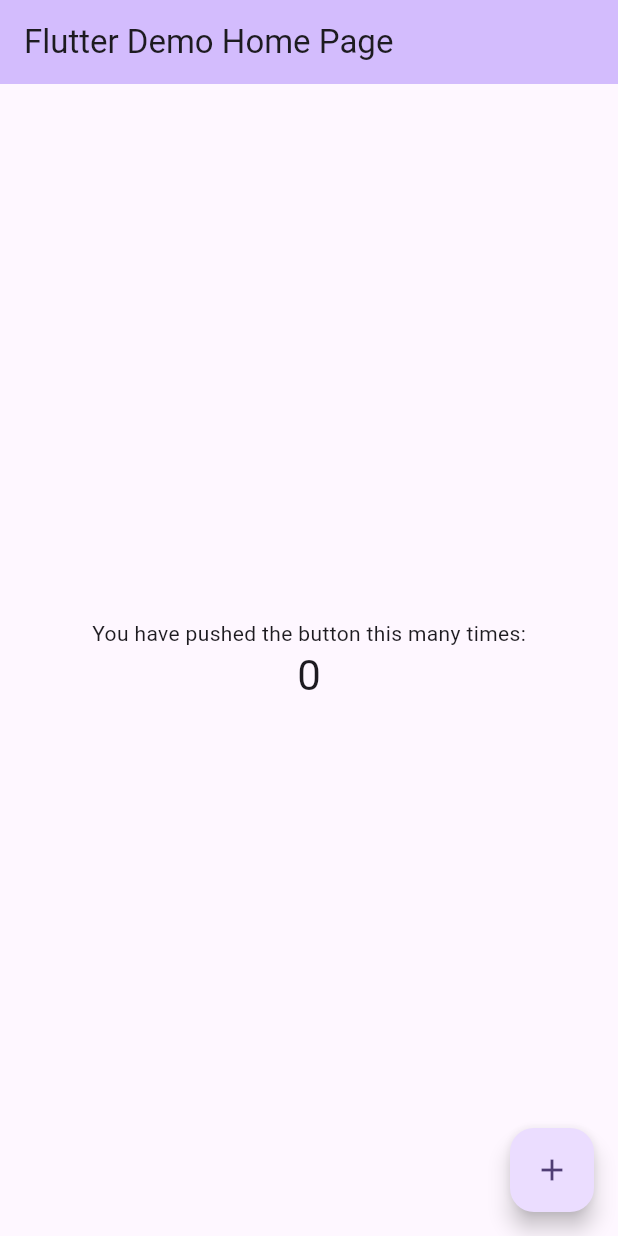
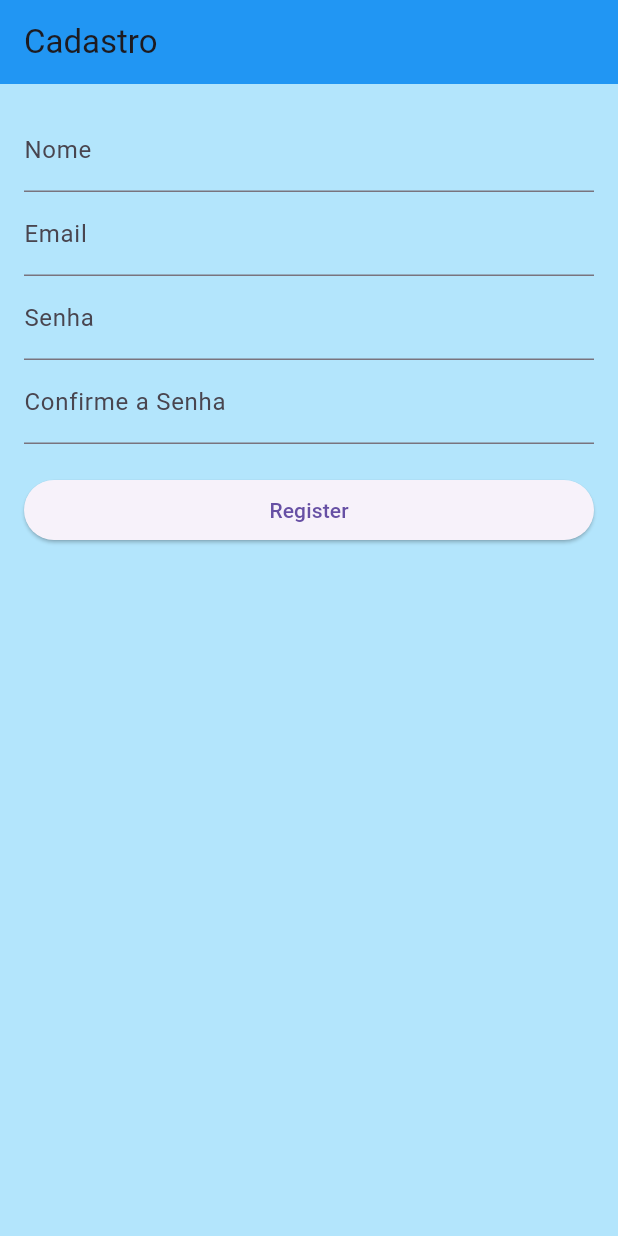
Before and after one commit to SouzaLipes/puc_fit_trabalho_moba, a Flutter app: the screen it shows after launch, on a phone screen of 412 x 824 dp. Run offline on Flutter 3.47's test engine with Material 3 defaults, Android fonts, the phone set to English and light mode, and no system bars.

Commit message:
Update cadastro.dart
Criação e inclusão de tela de cadastro, com as informações como nome, e-mail, e senha.

```diff
--- a/puc_fit/lib/main.dart
+++ b/puc_fit/lib/main.dart
@@ -1,125 +1,103 @@
 import 'package:flutter/material.dart';
 
 void main() {
-  runApp(const MyApp());
+  runApp(MaterialApp(
+    home: RegisterPage(),
+  ));
 }
 
-class MyApp extends StatelessWidget {
-  const MyApp({super.key});
-
-  // This widget is the root of your application.
+class RegisterPage extends StatefulWidget {
   @override
-  Widget build(BuildContext context) {
-    return MaterialApp(
-      title: 'Flutter Demo',
-      theme: ThemeData(
-        // This is the theme of your application.
-        //
-        // TRY THIS: Try running your application with "flutter run". You'll see
-        // the application has a purple toolbar. Then, without quitting the app,
-        // try changing the seedColor in the colorScheme below to Colors.green
-        // and then invoke "hot reload" (save your changes or press the "hot
-        // reload" button in a Flutter-supported IDE, or press "r" if you used
-        // the command line to start the app).
-        //
-        // Notice that the counter didn't reset back to zero; the application
-        // state is not lost during the reload. To reset the state, use hot
-        // restart instead.
-        //
-        // This works for code too, not just values: Most code changes can be
-        // tested with just a hot reload.
-        colorScheme: ColorScheme.fromSeed(seedColor: Colors.deepPurple),
-        useMaterial3: true,
-      ),
-      home: const MyHomePage(title: 'Flutter Demo Home Page'),
-    );
-  }
+  _RegisterPageState createState() => _RegisterPageState();
 }
 
-class MyHomePage extends StatefulWidget {
-  const MyHomePage({super.key, required this.title});
+class _RegisterPageState extends State<RegisterPage> {
+  final _formKey = GlobalKey<FormState>();
+  final TextEditingController _passwordController = TextEditingController();
+  final TextEditingController _confirmPasswordController = TextEditingController();
 
-  // This widget is the home page of your application. It is stateful, meaning
-  // that it has a State object (defined below) that contains fields that affect
-  // how it looks.
+  String? _validatePassword(String? value) {
+    if (value == null || value.isEmpty) {
+      return 'Por favor, insira a senha';
+    }
+    if (value.length < 6) {
+      return 'A senha deve ter pelo menos 6 caracteres';
+    }
+    return null;
+  }
 
-  // This class is the configuration for the state. It holds the values (in this
-  // case the title) provided by the parent (in this case the App widget) and
-  // used by the build method of the State. Fields in a Widget subclass are
-  // always marked "final".
-
-  final String title;
-
-  @override
-  State<MyHomePage> createState() => _MyHomePageState();
-}
-
-class _MyHomePageState extends State<MyHomePage> {
-  int _counter = 0;
-
-  void _incrementCounter() {
-    setState(() {
-      // This call to setState tells the Flutter framework that something has
-      // changed in this State, which causes it to rerun the build method below
-      // so that the display can reflect the updated values. If we changed
-      // _counter without calling setState(), then the build method would not be
-      // called again, and so nothing would appear to happen.
-      _counter++;
-    });
+  String? _validateConfirmPassword(String? value) {
+    if (value != _passwordController.text) {
+      return 'As senhas não coincidem';
+    }
+    return null;
   }
 
   @override
   Widget build(BuildContext context) {
-    // This method is rerun every time setState is called, for instance as done
-    // by the _incrementCounter method above.
-    //
-    // The Flutter framework has been optimized to make rerunning build methods
-    // fast, so that you can just rebuild anything that needs updating rather
-    // than having to individually change instances of widgets.
     return Scaffold(
+      backgroundColor: Colors.lightBlue[100],
       appBar: AppBar(
-        // TRY THIS: Try changing the color here to a specific color (to
-        // Colors.amber, perhaps?) and trigger a hot reload to see the AppBar
-        // change color while the other colors stay the same.
-        backgroundColor: Theme.of(context).colorScheme.inversePrimary,
-        // Here we take the value from the MyHomePage object that was created by
-        // the App.build method, and use it to set our appbar title.
-        title: Text(widget.title),
+        title: const Text('Cadastro'),
+        backgroundColor: Colors.blue[500],
       ),
-      body: Center(
-        // Center is a layout widget. It takes a single child and positions it
-        // in the middle of the parent.
-        child: Column(
-          // Column is also a layout widget. It takes a list of children and
-          // arranges them vertically. By default, it sizes itself to fit its
-          // children horizontally, and tries to be as tall as its parent.
-          //
-          // Column has various properties to control how it sizes itself and
-          // how it positions its children. Here we use mainAxisAlignment to
-          // center the children vertically; the main axis here is the vertical
-          // axis because Columns are vertical (the cross axis would be
-          // horizontal).
-          //
-          // TRY THIS: Invoke "debug painting" (choose the "Toggle Debug Paint"
-          // action in the IDE, or press "p" in the console), to see the
-          // wireframe for each widget.
-          mainAxisAlignment: MainAxisAlignment.center,
-          children: <Widget>[
-            const Text(
-              'You have pushed the button this many times:',
-            ),
-            Text(
-              '$_counter',
-              style: Theme.of(context).textTheme.headlineMedium,
-            ),
-          ],
+      body: Padding(
+        padding: const EdgeInsets.all(16.0),
+        child: Form(
+          key: _formKey,
+          child: Column(
+            crossAxisAlignment: CrossAxisAlignment.stretch,
+            children: [
+              TextFormField(
+                decoration: const InputDecoration(labelText: 'Nome'),
+                validator: (value) {
+                  if (value == null || value.isEmpty) {
+                    return 'Por favor, insira seu nome';
+                  }
+                  return null;
+                },
+              ),
+              TextFormField(
+                decoration: const InputDecoration(labelText: 'Email'),
+                keyboardType: TextInputType.emailAddress,
+                validator: (value) {
+                  if (value == null || value.isEmpty) {
+                    return 'Por favor, insira seu email';
+                  }
+                  if (!RegExp(r'^[^@]+@[^@]+\.[^@]+').hasMatch(value)) {
+                    return 'Insira um email válido';
+                  }
+                  return null;
+                },
+              ),
+              TextFormField(
+                decoration: const InputDecoration(labelText: 'Senha'),
+                obscureText: true,
+                controller: _passwordController,
+                validator: _validatePassword,
+              ),
+              TextFormField(
+                decoration: const InputDecoration(labelText: 'Confirme a Senha'),
+                obscureText: true,
+                controller: _confirmPasswordController,
+                validator: _validateConfirmPassword,
+              ),
+              const SizedBox(height: 20),
+              ElevatedButton(
+                onPressed: () {
+                  if (_formKey.currentState!.validate()) {
+                    // Se todos os campos forem válidos, exibir uma mensagem
+                    ScaffoldMessenger.of(context).showSnackBar(
+                      const SnackBar(content: Text('Cadastro realizado com sucesso!')),
+                    );
+                  }
+                },
+                child: const Text('Register'),
+              ),
+            ],
+          ),
         ),
       ),
-      floatingActionButton: FloatingActionButton(
-        onPressed: _incrementCounter,
-        tooltip: 'Increment',
-        child: const Icon(Icons.add),
-      ), // This trailing comma makes auto-formatting nicer for build methods.
     );
   }
 }
```
